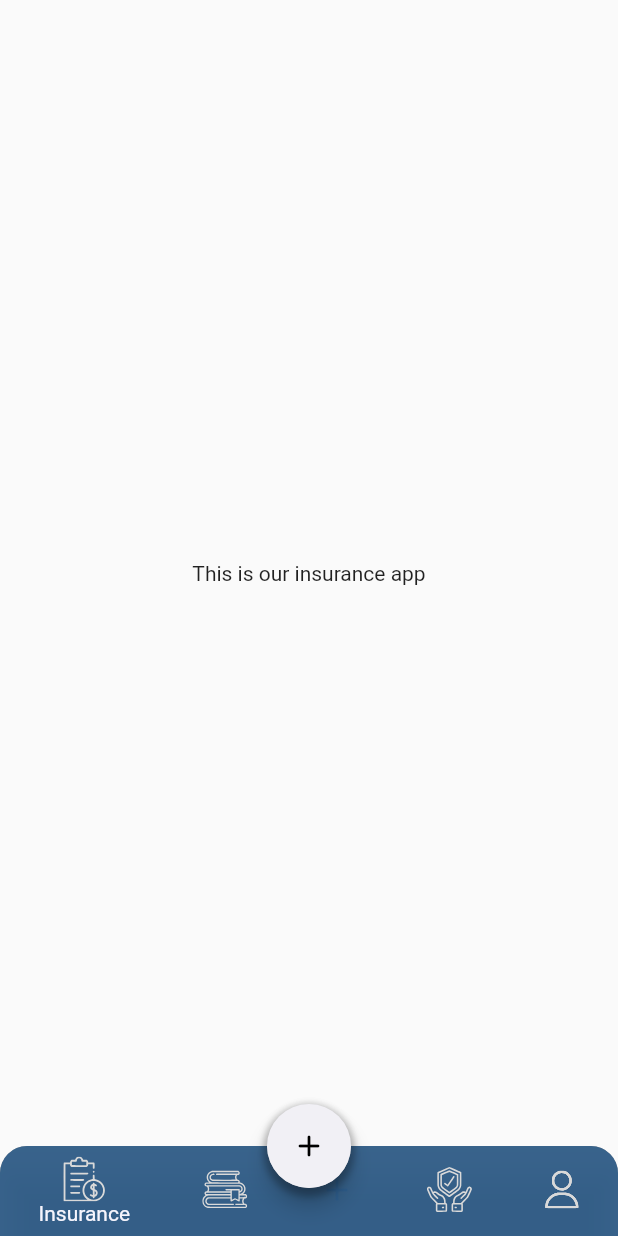
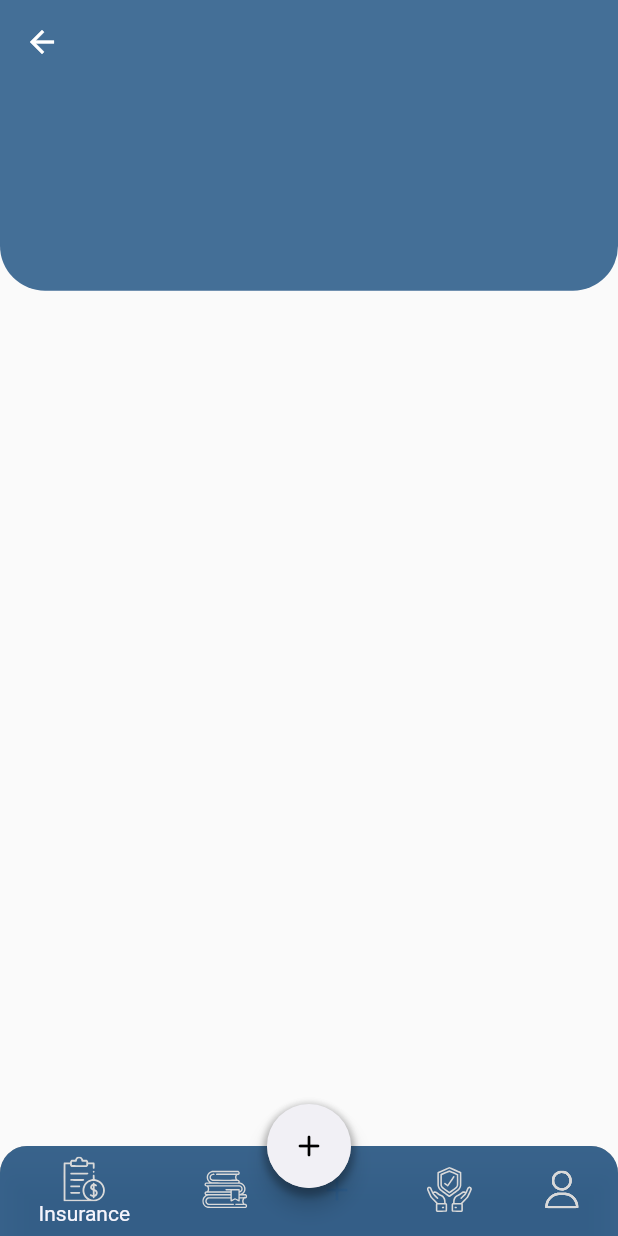
Before and after one commit to AwesomeY25/Turtley, a Flutter app: the screen it shows after launch, on a phone screen of 412 x 824 dp. Run offline on Flutter 3.47's test engine with Material 2 defaults, Android fonts, the phone set to English and light mode, and no system bars; our stand-ins replace flutter_svg.

Commit message:
added header

```diff
--- a/HackFest - Turtley/hackfest_turtley/lib/insurance_page.dart
+++ b/HackFest - Turtley/hackfest_turtley/lib/insurance_page.dart
@@ -5,15 +5,35 @@ class InsurancePage extends StatelessWidget {
 
   @override
   Widget build(BuildContext context) {
-    return Container(
-        child: Center(
-            child: Text("This is our insurance app"
-                // need header
-
-                //search bar
-
-                // panels
-
-                )));
+    return Scaffold(
+      appBar: AppBar(
+        backgroundColor: Color.fromARGB(225, 44, 92, 138),
+        elevation: 0,
+        leading: IconButton(
+          icon: Icon(Icons.arrow_back),
+          onPressed: () {},
+        ),
+      ),
+      body: Column(
+        children: <Widget>[
+          Container(
+            height: MediaQuery.of(context).size.height * 0.2,
+            child: Stack(
+              children: <Widget>[
+                Container(
+                  height: MediaQuery.of(context).size.height * 0.2 - 27,
+                  decoration: BoxDecoration(
+                    color: Color.fromARGB(225, 44, 92, 138),
+                    borderRadius: BorderRadius.only(
+                        bottomRight: Radius.circular(30),
+                        bottomLeft: Radius.circular(30)),
+                  ),
+                ),
+              ],
+            ),
+          ),
+        ],
+      ),
+    );
   }
 }
```
